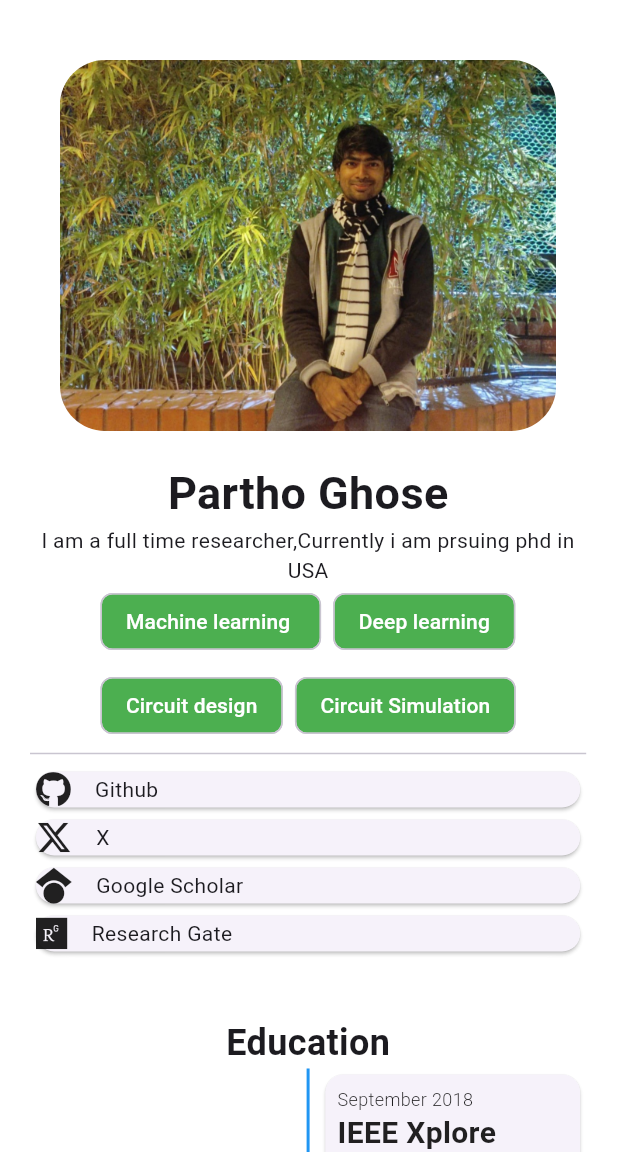
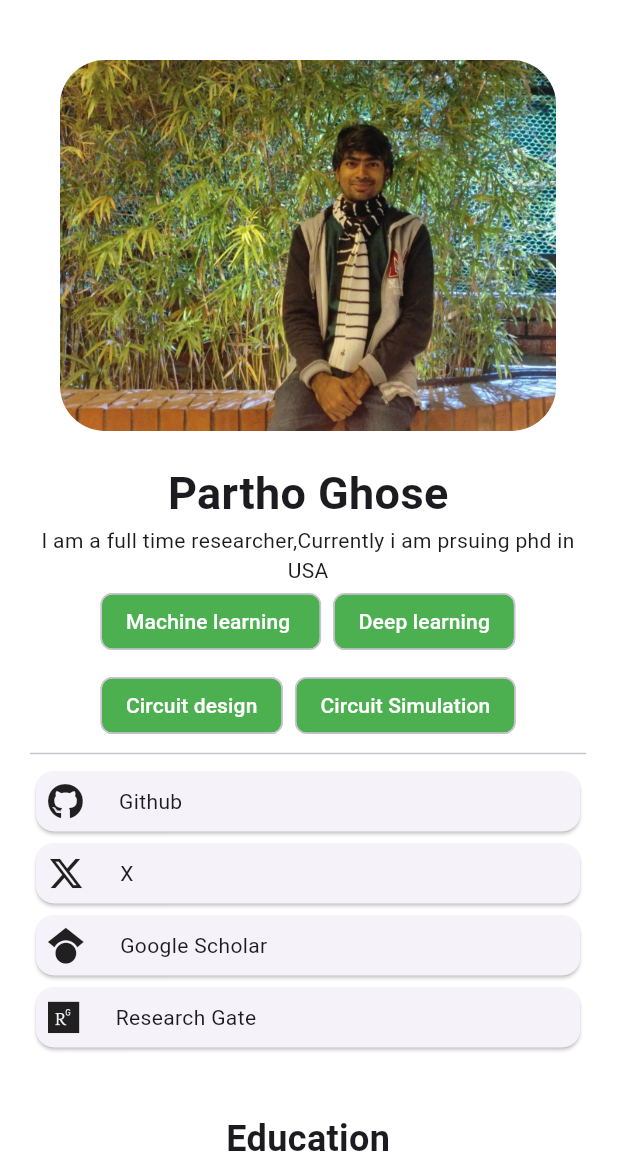
Before and after one commit to rabiulrahat/proftfolio_app, a Flutter app: the screen it shows after launch, on a phone screen of 412 x 824 dp, the part 84-1236 px from its top. Run offline on Flutter 3.47's test engine with Material 3 defaults, Android fonts, the phone set to English and light mode, and no system bars; drawn by our look-alikes of timelines; our stand-ins replace font_awesome_flutter, velocity_x.

Commit message:
"fixed some issues"

```diff
--- a/lib/components/about.dart
+++ b/lib/components/about.dart
@@ -75,8 +75,11 @@ class _AboutPageState extends State<AboutPage> {
             child: const Card(
               child: Row(
                 children: [
-                  FaIcon(
-                    FontAwesomeIcons.github,
+                  Padding(
+                    padding: EdgeInsets.all(8.0),
+                    child: FaIcon(
+                      FontAwesomeIcons.github,
+                    ),
                   ),
                   Padding(padding: EdgeInsets.all(8.0)),
                   Column(
@@ -92,8 +95,11 @@ class _AboutPageState extends State<AboutPage> {
             child: const Card(
               child: Row(
                 children: [
-                  FaIcon(
-                    FontAwesomeIcons.xTwitter,
+                  Padding(
+                    padding: EdgeInsets.all(8.0),
+                    child: FaIcon(
+                      FontAwesomeIcons.xTwitter,
+                    ),
                   ),
                   Padding(padding: EdgeInsets.all(8.0)),
                   Column(
@@ -109,8 +115,11 @@ class _AboutPageState extends State<AboutPage> {
             child: const Card(
               child: Row(
                 children: [
-                  FaIcon(
-                    FontAwesomeIcons.googleScholar,
+                  Padding(
+                    padding: EdgeInsets.all(8.0),
+                    child: FaIcon(
+                      FontAwesomeIcons.googleScholar,
+                    ),
                   ),
                   Padding(padding: EdgeInsets.all(8.0)),
                   Column(
@@ -126,8 +135,11 @@ class _AboutPageState extends State<AboutPage> {
             child: const Card(
               child: Row(
                 children: [
-                  FaIcon(
-                    FontAwesomeIcons.researchgate,
+                  Padding(
+                    padding: EdgeInsets.all(8.0),
+                    child: FaIcon(
+                      FontAwesomeIcons.researchgate,
+                    ),
                   ),
                   Padding(padding: EdgeInsets.all(8.0)),
                   Column(
--- a/lib/portfolio.dart
+++ b/lib/portfolio.dart
@@ -12,8 +12,14 @@ class PortfolioPage extends StatefulWidget {
 
 class _PortfolioPageState extends State<PortfolioPage> {
   List<Widget> navItems = [
-    ElevatedButton(onPressed: () {}, child: const Text("Education")),
-    ElevatedButton(onPressed: () {}, child: const Text("Skills")),
+    Padding(
+      padding: const EdgeInsets.all(8.0),
+      child: ElevatedButton(onPressed: () {}, child: const Text("Education")),
+    ),
+    Padding(
+      padding: const EdgeInsets.all(8.0),
+      child: ElevatedButton(onPressed: () {}, child: const Text("Skills")),
+    ),
   ];
   bool isMobile = false;
   @override
```
